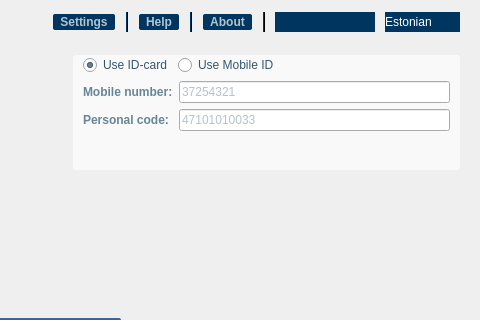
This is client/ui/MainWindow.ui in open-eid/qdigidoc as Qt 5 draws it before an edit; both pictures show x 170 to 650 and y 0 to 320 of the 650 by 552 pixel window. The edited form follows.
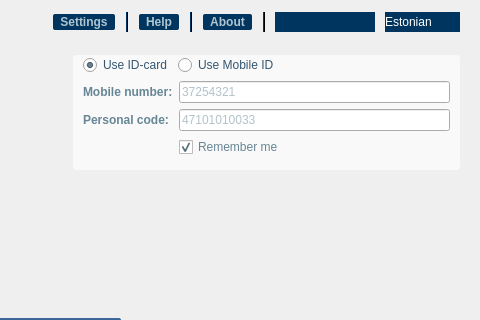
This is the edited form. The open tabs and pages were chosen to show the change. Icons and pictures are not drawn. Custom widgets are drawn as their Qt base class.

Commit message:
Add option to remember MID settings
IB-3773

Diff of the .ui file:
```diff
--- a/client/ui/MainWindow.ui
+++ b/client/ui/MainWindow.ui
@@ -129,7 +129,7 @@
 padding-left: 10px;
 padding-right: 10px;
 }
-#infoFrame QLabel, #infoFrame QLineEdit
+#infoFrame QLabel, #infoFrame QLineEdit, #infoFrame QCheckBox
 {
 color: #668696;
 }
@@ -479,6 +479,16 @@
                  </property>
                 </widget>
                </item>
+               <item row="2" column="1">
+                <widget class="QCheckBox" name="infoMobileSettings">
+                 <property name="text">
+                  <string>Remember me</string>
+                 </property>
+                 <property name="checked">
+                  <bool>true</bool>
+                 </property>
+                </widget>
+               </item>
               </layout>
              </widget>
             </widget>
```
Left out of the diff: 118 changed lines with no effect on the pictures. The commit also changes 4 other files.
